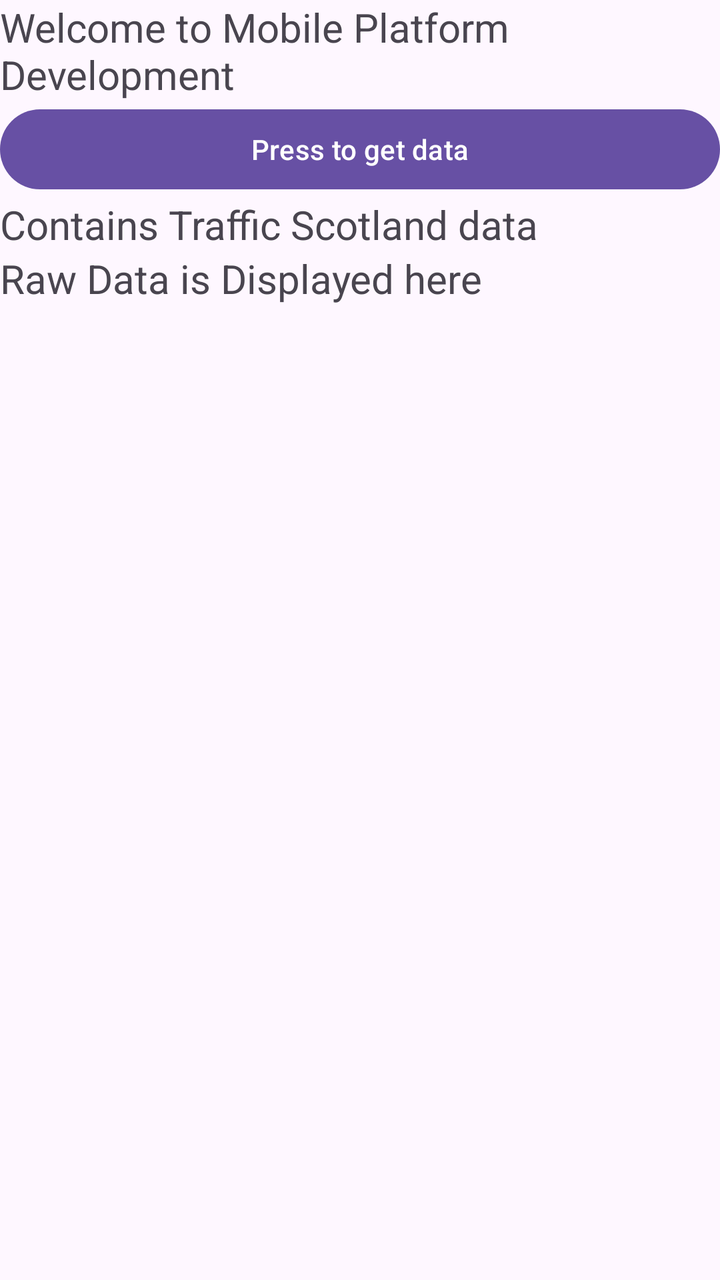
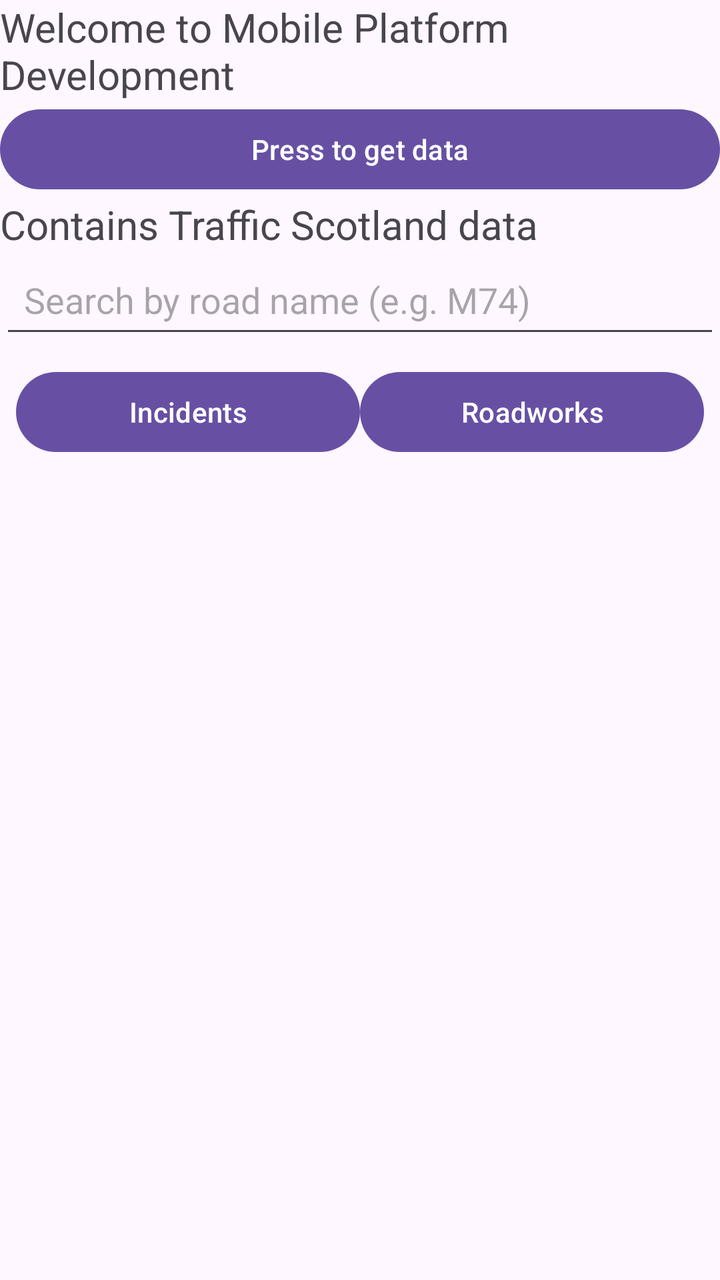

An Android layout rendered at two revisions. The XML below is the earlier revision; the diff shows what the commit changed to produce the second picture.
<!-- AndroidManifest.xml: application theme Base.Theme.CW1TrafficApplication -->
<!-- res/layout/activity_main.xml -->
<?xml version="1.0" encoding="utf-8"?>
<ScrollView xmlns:android="http://schemas.android.com/apk/res/android"
    android:id="@+id/main"
    android:layout_width="fill_parent"
    android:layout_height="fill_parent">
    <LinearLayout
        android:orientation="vertical"
        android:layout_width="fill_parent"
        android:layout_height="fill_parent">

        <TextView
            android:id="@+id/salutation"
            android:layout_width="fill_parent"
            android:layout_height="wrap_content"
            android:textSize="20sp"
            android:text="Welcome to Mobile Platform Development"
            />
        <Button
            android:id="@+id/startButton"
            android:layout_width="fill_parent"
            android:layout_height="wrap_content"
            android:text="Press to get data"
            />
        <TextView
            android:id="@+id/acknowledgement"
            android:layout_width="fill_parent"
            android:layout_height="wrap_content"
            android:textSize="20sp"
            android:text="Contains Traffic Scotland data"
            />

        <TextView
            android:id="@+id/rawDataDisplay"
            android:layout_width="fill_parent"
            android:layout_height="wrap_content"
            android:text="Raw Data is Displayed here"
            android:textSize="20sp" />
    </LinearLayout>
</ScrollView>
<!-- resources referenced by this layout -->
<resources>
  <style name="Base.Theme.CW1TrafficApplication" parent="Theme.Material3.DayNight.NoActionBar">
          
          
      </style>
</resources>

<!-- the commit's change to res/layout/activity_main.xml (unified diff, before → after) -->
@@ -1,39 +1,83 @@
 <?xml version="1.0" encoding="utf-8"?>
-<ScrollView xmlns:android="http://schemas.android.com/apk/res/android"
+<LinearLayout xmlns:android="http://schemas.android.com/apk/res/android"
     android:id="@+id/main"
-    android:layout_width="fill_parent"
-    android:layout_height="fill_parent">
+    android:layout_width="match_parent"
+    android:layout_height="match_parent"
+    android:orientation="vertical">
+
+    <TextView
+        android:id="@+id/salutation"
+        android:layout_width="match_parent"
+        android:layout_height="wrap_content"
+        android:textSize="20sp"
+        android:text="Welcome to Mobile Platform Development" />
+
+    <Button
+        android:id="@+id/startButton"
+        android:layout_width="match_parent"
+        android:layout_height="wrap_content"
+        android:text="Press to get data" />
+
+    <TextView
+        android:id="@+id/acknowledgement"
+        android:layout_width="match_parent"
+        android:layout_height="wrap_content"
+        android:textSize="20sp"
+        android:text="Contains Traffic Scotland data" />
+
+    <EditText
+        android:id="@+id/roadSearch"
+        android:layout_width="match_parent"
+        android:layout_height="wrap_content"
+        android:hint="Search by road name (e.g. M74)"
+        android:inputType="text"
+        android:padding="12dp" />
+
     <LinearLayout
-        android:orientation="vertical"
-        android:layout_width="fill_parent"
-        android:layout_height="fill_parent">
+        android:id="@+id/categorySelector"
+        android:layout_width="match_parent"
+        android:layout_height="wrap_content"
+        android:orientation="horizontal"
+        android:padding="8dp">
 
-        <TextView
-            android:id="@+id/salutation"
-            android:layout_width="fill_parent"
+        <Button
+            android:id="@+id/incidentsButton"
+            android:layout_width="0dp"
             android:layout_height="wrap_content"
-            android:textSize="20sp"
-            android:text="Welcome to Mobile Platform Development"
-            />
+            android:layout_weight="1"
+            android:text="Incidents" />
+
         <Button
-            android:id="@+id/startButton"
-            android:layout_width="fill_parent"
+            android:id="@+id/roadworksButton"
+            android:layout_width="0dp"
             android:layout_height="wrap_content"
-            android:text="Press to get data"
-            />
-        <TextView
-            android:id="@+id/acknowledgement"
-            android:layout_width="fill_parent"
-            android:layout_height="wrap_content"
-            android:textSize="20sp"
-            android:text="Contains Traffic Scotland data"
-            />
+            android:layout_weight="1"
+            android:text="Roadworks" />
 
-        <TextView
-            android:id="@+id/rawDataDisplay"
-            android:layout_width="fill_parent"
-            android:layout_height="wrap_content"
-            android:text="Raw Data is Displayed here"
-            android:textSize="20sp" />
     </LinearLayout>
-</ScrollView>
+
+    <ProgressBar
+        android:id="@+id/loadingProgress"
+        android:layout_width="wrap_content"
+        android:layout_height="wrap_content"
+        android:visibility="gone"
+        android:layout_gravity="center"
+        android:indeterminate="true" />
+
+    <TextView
+        android:id="@+id/errorMessage"
+        android:layout_width="match_parent"
+        android:layout_height="wrap_content"
+        android:text=""
+        android:textColor="#D32F2F"
+        android:gravity="center"
+        android:padding="12dp"
+        android:visibility="gone" />
+
+    <androidx.recyclerview.widget.RecyclerView
+        android:id="@+id/trafficRecyclerView"
+        android:layout_width="match_parent"
+        android:layout_height="0dp"
+        android:layout_weight="1" />
+
+</LinearLayout>
